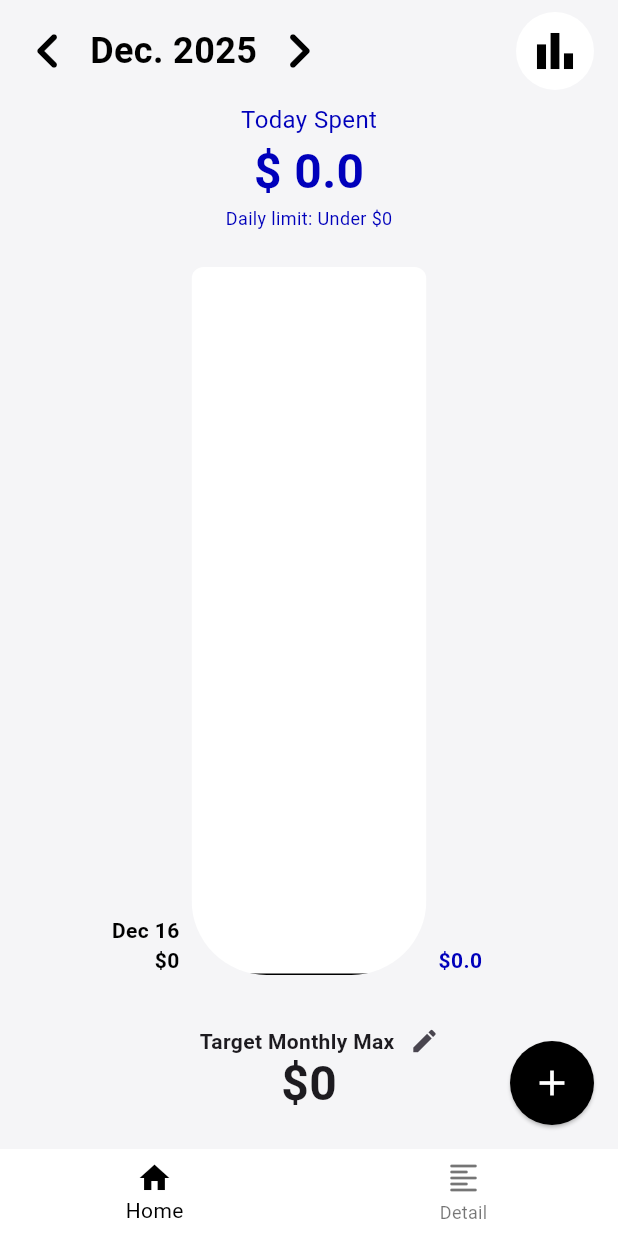
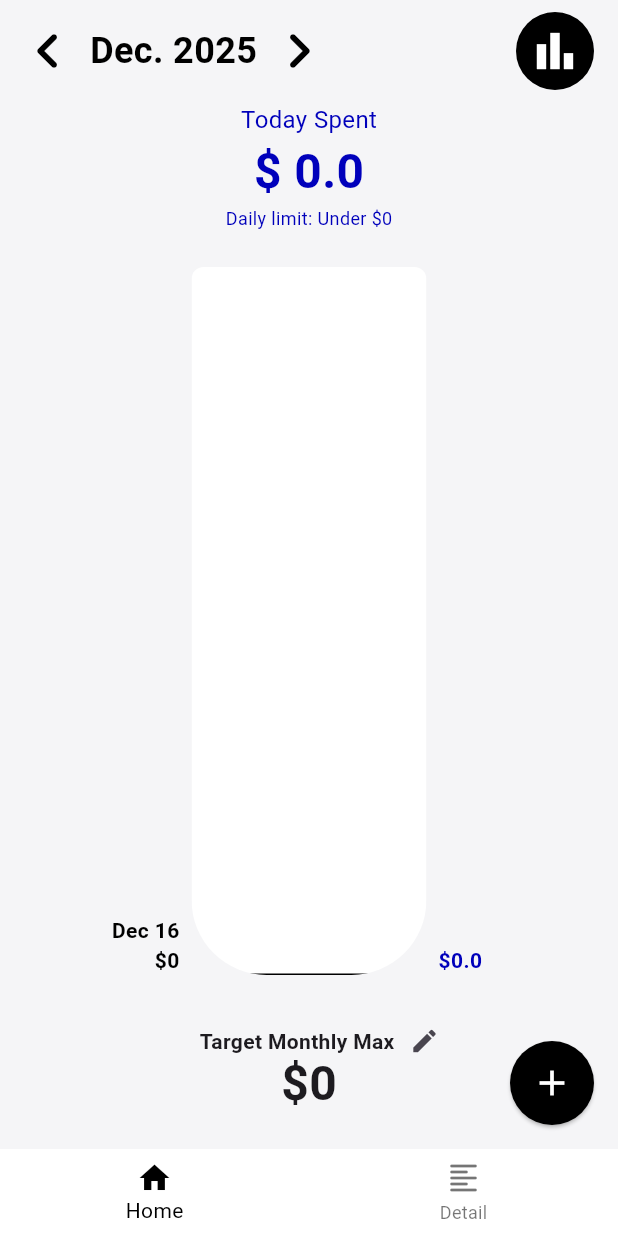
Before and after one commit to Najaehyeon/Money_Manager, a Flutter app: the screen it shows after launch, after a tap on the "bar chart" icon, on a phone screen of 412 x 824 dp. Run offline on Flutter 3.47's test engine with Material 3 defaults, Android fonts, the phone set to English and light mode, and no system bars; our stand-ins replace shared_preferences.

Commit message:
Week기능시작

```diff
--- a/lib/Home/home.dart
+++ b/lib/Home/home.dart
@@ -23,7 +23,7 @@ class _HomeState extends State<Home> with RouteAware {
   String state = '초기 상태';
   // 상태 변수 (이전과 동일)
   double _targetMoney = 0;
-  DateTime _selectedDate = DateTime(2025, 11);
+  DateTime _selectedDate = DateTime.now();
   double _currentSpentMoney = 0;
   double _monthDailyLimitMoney = 0;
   double _limitMoneyHeightRatio = 0;
@@ -31,6 +31,9 @@ class _HomeState extends State<Home> with RouteAware {
   double _todaySpentMoney = 0;
   double _dailyLimit = 0;
   bool _isLoading = true;
+  // Week-Chart State Variable
+  bool _isWeekCharted = false;
+  DateTime _selectedWeekDate = DateTime.now();
 
   @override
   void initState() {
@@ -220,6 +223,20 @@ class _HomeState extends State<Home> with RouteAware {
     }
   }
 
+  // ---------------------------------------------------------------
+  //                              Week
+  // ---------------------------------------------------------------
+  void setWeekChart() {
+    _loadThisWeekData();
+    setState(() {
+      _isWeekCharted = !_isWeekCharted;
+    });
+  }
+
+  void _loadThisWeekData() {
+    _selectedWeekDate = DateTime.now();
+  }
+
   @override
   Widget build(BuildContext context) {
     if (_isLoading) {
@@ -234,6 +251,8 @@ class _HomeState extends State<Home> with RouteAware {
           selectedDate: _selectedDate,
           onPreviousMonth: _goToPreviousMonth,
           onNextMonth: _goToNextMonth,
+          setWeekCharted: setWeekChart,
+          isWeekCharted: _isWeekCharted,
         ),
         TodaySpentMoney(
           todaySpentMoney: _todaySpentMoney,
@@ -270,12 +289,16 @@ class Header extends StatelessWidget {
   final DateTime selectedDate;
   final VoidCallback onPreviousMonth;
   final VoidCallback onNextMonth;
+  final VoidCallback setWeekCharted;
+  final bool isWeekCharted;
 
   const Header({
     super.key,
     required this.selectedDate,
     required this.onPreviousMonth,
     required this.onNextMonth,
+    required this.setWeekCharted,
+    required this.isWeekCharted,
   });
 
   @override
@@ -325,17 +348,15 @@ class Header extends StatelessWidget {
           Padding(
             padding: const EdgeInsets.only(right: 8),
             child: IconButton.filled(
-              onPressed: () {
-                // TODO: 통계 화면으로 이동하는 로직 추가
-              },
-              icon: const Icon(
+              onPressed: setWeekCharted,
+              icon: Icon(
                 Icons.bar_chart,
                 size: 36,
-                color: Colors.black,
+                color: isWeekCharted ? Colors.white : Colors.black,
               ),
               style: IconButton.styleFrom(
-                backgroundColor: Colors.white,
-                foregroundColor: Colors.black,
+                backgroundColor: isWeekCharted ? Colors.black : Colors.white,
+                foregroundColor: isWeekCharted ? Colors.white : Colors.black,
               ),
             ),
           ),
@@ -430,7 +451,7 @@ class Cylinder extends StatelessWidget {
       builder: (BuildContext context, BoxConstraints constraints) {
         final DateTime today = DateTime.now();
         final double maxHeight = constraints.maxHeight;
-        const double maxRatioLimit = 0.8;
+        const double maxRatioLimit = 0.86;
 
         final bool isCurrentMonth =
             selectedDate.year == today.year &&
```
